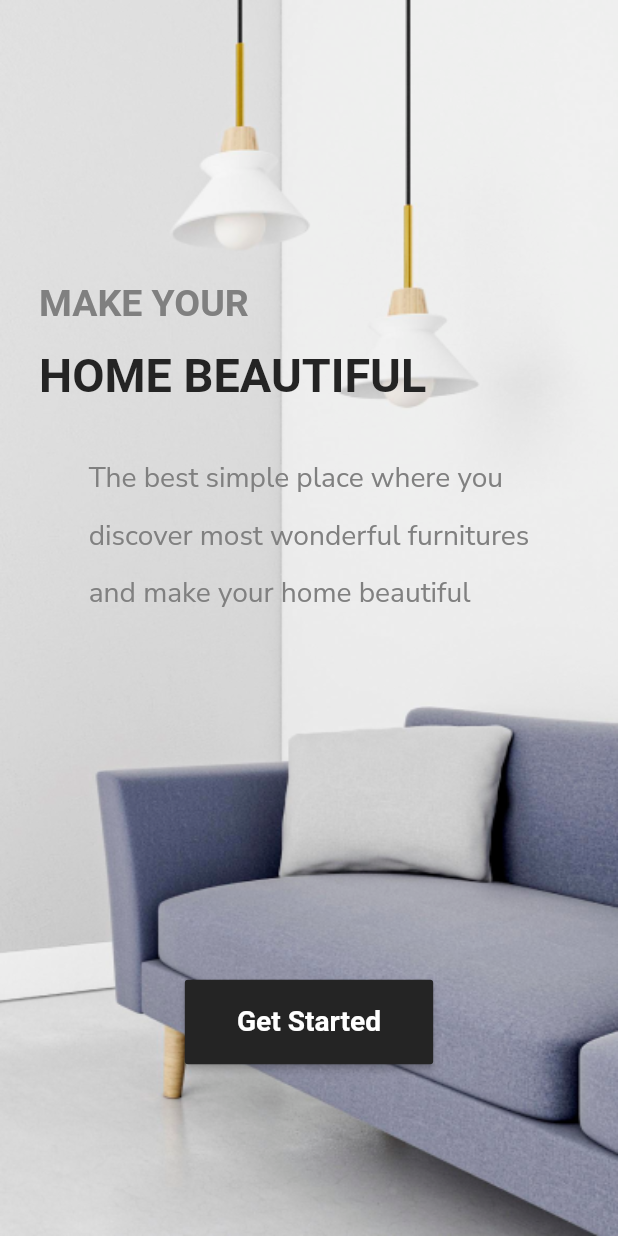
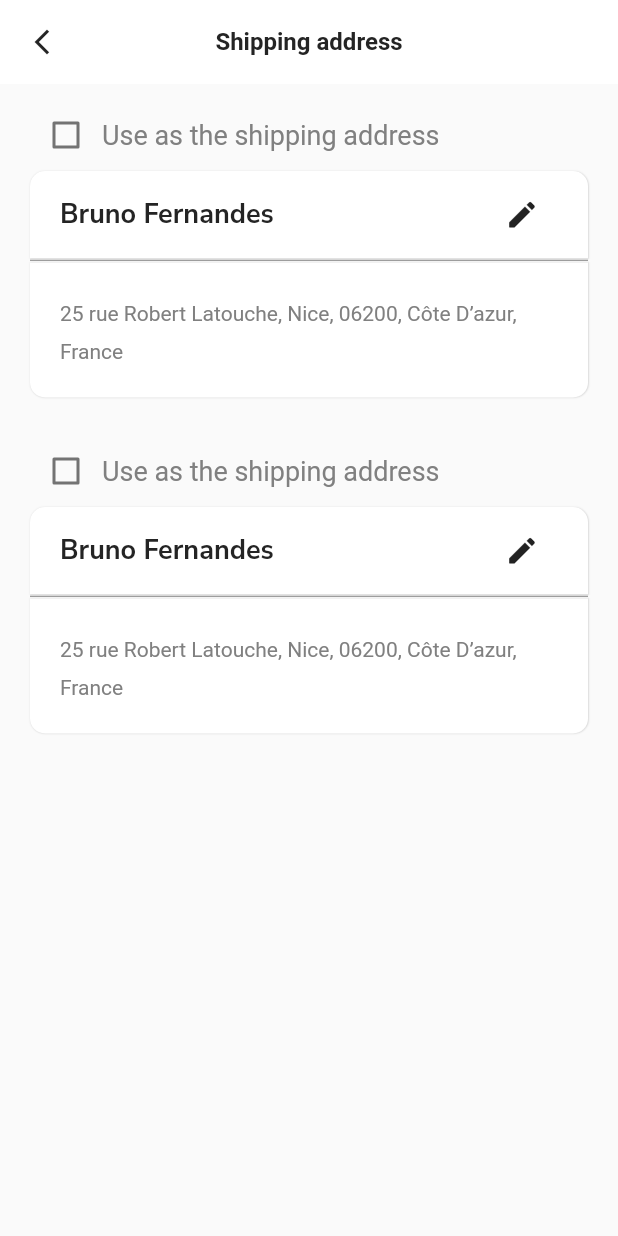
Before and after one commit to karimheiba/Furniture_shopping, a Flutter app: the screen it shows after launch, on a phone screen of 412 x 824 dp. Run offline on Flutter 3.47's test engine with Material 2 defaults, Android fonts, the phone set to English and light mode, and no system bars; our stand-ins replace bloc, cloud_firestore, dartz, equatable, firebase_auth, firebase_core and 3 more; accounts and stored records are empty; Roboto replaces fonts that are missing (NunitoSans-Bold).

Commit message:
shopping address list page

```diff
--- a/lib/main.dart
+++ b/lib/main.dart
@@ -4,11 +4,12 @@ import 'package:furniture_shopping_app/core/app_route.dart';
 import 'package:furniture_shopping_app/ui/screen/subPages/check_out.dart';
 import 'core/constans/colors.dart';
 import 'core/injection_container.dart' as di;
+import 'ui/screen/subPages/shipping_address.dart';
 
 void main() async {
   WidgetsFlutterBinding.ensureInitialized();
-  await Firebase.initializeApp();
-  await di.init();
+  // await Firebase.initializeApp();
+  // await di.init();
   runApp(const MyApp());
 }
 
@@ -31,7 +32,9 @@ class MyApp extends StatelessWidget {
       //   "order": (context) => OrderScreen(),
       //   "profile": (context) => ProfileScreen(),
       // },
-      onGenerateRoute: AppRoute.generateRoute,
+      // onGenerateRoute: AppRoute.generateRoute,
+
+home: ShippingAddreesScreen(),
       title: 'furniture shopping',
       theme: ThemeData(
         appBarTheme: AppBarTheme(elevation: 0,
--- a/lib/ui/screen/subPages/check_out.dart
+++ b/lib/ui/screen/subPages/check_out.dart
@@ -2,7 +2,6 @@ import 'package:flutter/material.dart';
 import 'package:flutter/src/foundation/key.dart';
 import 'package:flutter/src/widgets/framework.dart';
 import 'package:furniture_shopping_app/core/constans/colors.dart';
-import 'package:furniture_shopping_app/ui/widget/adrees_info_card.dart';
 import 'package:furniture_shopping_app/ui/widget/sign_button.dart';
 
 class CheckOutScreen extends StatelessWidget {
--- /dev/null
+++ b/lib/ui/screen/subPages/shipping_address.dart
@@ -0,0 +1,138 @@
+import 'package:flutter/material.dart';
+import 'package:flutter/src/foundation/key.dart';
+import 'package:flutter/src/widgets/framework.dart';
+
+import '../../../core/constans/colors.dart';
+
+class ShippingAddreesScreen extends StatefulWidget {
+  ShippingAddreesScreen({
+    Key? key,
+  }) : super(key: key);
+
+  @override
+  State<ShippingAddreesScreen> createState() => _ShippingAddreesScreenState();
+}
+
+class _ShippingAddreesScreenState extends State<ShippingAddreesScreen> {
+  _ShippingAddreesScreenState({this.ischeked = false});
+  bool? ischeked;
+  List address=["1","2"];
+
+  @override
+  Widget build(BuildContext context) {
+    return Scaffold(
+        appBar: AppBar(
+          leading: IconButton(
+              onPressed: () {}, icon: Icon(Icons.arrow_back_ios_new_outlined)),
+          title: Text("Shipping address"),
+        ),
+        body: ListView.separated(
+
+          itemBuilder: (context,index){
+          return adreesCard(index);
+        }, separatorBuilder: (context,index){
+          return SizedBox(height: 5,);
+        }, itemCount: address.length));
+  }
+
+  Padding adreesCard(int index) {
+    return Padding(
+        padding: const EdgeInsets.symmetric(horizontal: 20.0,vertical: 10),
+        child: Column(
+          crossAxisAlignment: CrossAxisAlignment.start,
+          children: [
+            Row(
+              mainAxisAlignment: MainAxisAlignment.start,
+              children: [
+                Checkbox(
+
+                    activeColor: primary,
+                    checkColor: Colors.white,
+                    value: ischeked,
+                    onChanged: (value) {
+                      setState(() {
+                        ischeked = value;
+                      });
+                    }),
+                Text(
+                  "Use as the shipping address",
+                  style: TextStyle(
+                      fontSize: 18,
+                      fontWeight: FontWeight.w400,
+                      fontFamily: "NunitoSans-Bold",
+                      color: ischeked == true ? primary : textSecondary),
+                )
+              ],
+            ),
+            cardStyle(
+              borderRadius: BorderRadius.only(topLeft: Radius.circular(10),topRight: Radius.circular(10)),
+              horizontal: 20,
+              vertical: 5,
+              child: Column(
+                  crossAxisAlignment: CrossAxisAlignment.start,
+                  children: [
+                    Row(
+                        mainAxisAlignment: MainAxisAlignment.spaceBetween,
+                        children: [
+                          Text(
+                            "Bruno Fernandes",
+                            style: TextStyle(
+                                fontSize: 18,
+                                fontWeight: FontWeight.w600,
+                                fontFamily: "NunitoSans",
+                                color: primary),
+                          ),
+                          IconButton(
+                              onPressed: () {},
+                              icon: Icon(
+                                Icons.mode_edit_rounded,
+                                size: 23,
+                              )),
+                        ]),
+
+                  ]),
+
+            ),
+            Divider(height: 3,
+                        color: textSecondary,),
+                        cardStyle(
+                          borderRadius:  BorderRadius.only(bottomLeft: Radius.circular(10),bottomRight: Radius.circular(10)),
+                          horizontal: 20,
+                          vertical: 20,
+                          child: Text("25 rue Robert Latouche, Nice, 06200, Côte D’azur, France", style: TextStyle(
+
+                      fontSize: 14,
+                      fontWeight: FontWeight.w400,
+                      fontFamily: "NunitoSans-Bold",
+                      color: textSecondary,
+                      height: 1.75,
+
+                      ),),
+
+
+                      )
+          ],
+        ),
+      );
+  }
+
+  cardStyle({required Widget child,required double horizontal,required double vertical,BorderRadiusGeometry? borderRadius}) {
+    return Container(
+      padding: EdgeInsets.symmetric(horizontal: horizontal, vertical: vertical),
+      decoration: BoxDecoration(
+        borderRadius: borderRadius,
+        boxShadow: [
+          BoxShadow(
+              color: Colors.black12,
+              spreadRadius: .1,
+              blurRadius: .1,
+              offset: Offset(.1, .1)),
+        ],
+        color: Colors.white,
+        // borderRadius: radius,
+      ),
+      width: double.infinity,
+      child: child,
+    );
+  }
+}
--- a/lib/ui/widget/adrees_info_card.dart
+++ /dev/null
@@ -1,15 +0,0 @@
-import 'package:flutter/cupertino.dart';
-import 'package:flutter/src/foundation/key.dart';
-import 'package:flutter/src/widgets/framework.dart';
-
-class AdreesInfoCard extends StatelessWidget {
-  const AdreesInfoCard({Key? key}) : super(key: key);
-
-  @override
-  Widget build(BuildContext context) {
-    return Container(
-
-    );
-
-  }
-}
```
